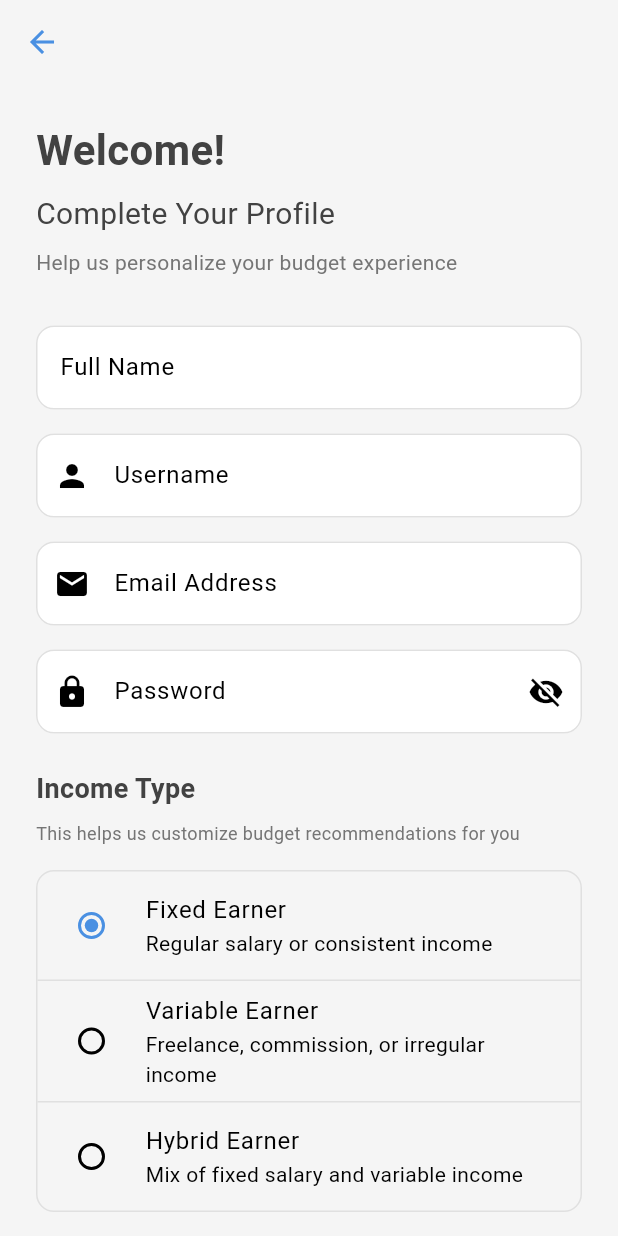
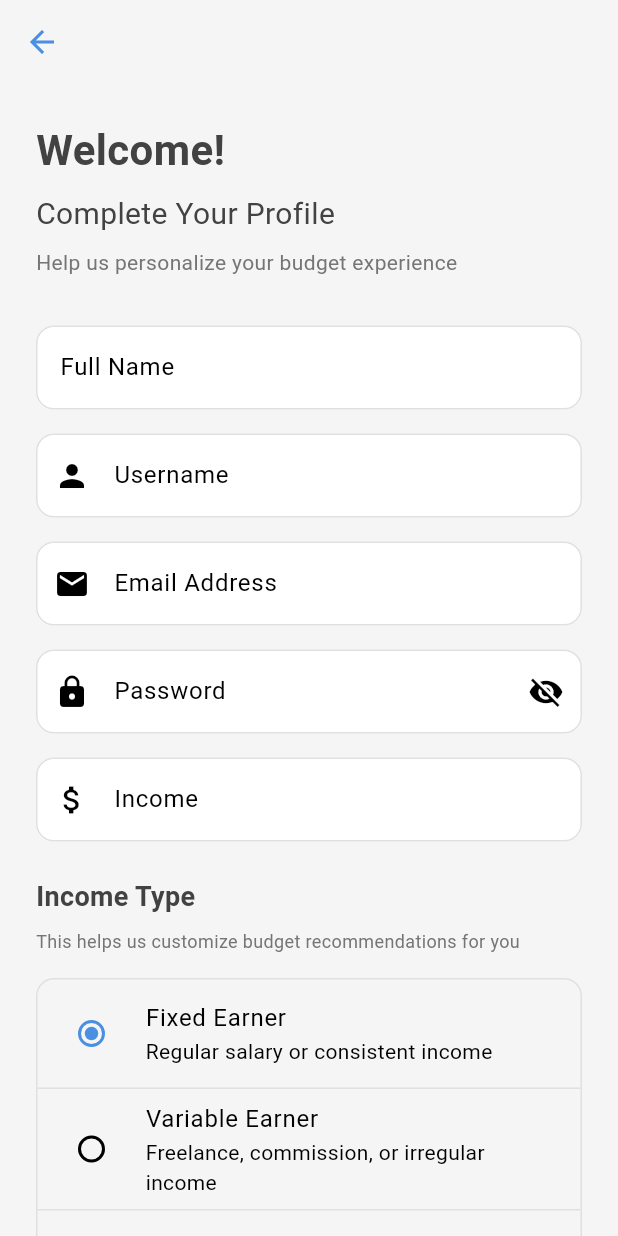
Before and after one commit to deborahokere0/budget_tracker_app, a Flutter app: the SignUpScreen screen opened by its route, on a phone screen of 412 x 824 dp. Run offline on Flutter 3.47's test engine with Material 3 defaults, Android fonts, the phone set to English and light mode, and no system bars; our stand-ins replace cloud_firestore, firebase_auth, firebase_core; accounts and stored records are empty; network calls fail.

Commit message:
inclusion of monthly income in signup

```diff
--- a/lib/screens/auth/signup_screen.dart
+++ b/lib/screens/auth/signup_screen.dart
@@ -1,4 +1,5 @@
 import 'package:flutter/material.dart';
+import 'package:flutter/services.dart';
 import '../../services/firebase_service.dart';
 import '../../theme/app_theme.dart';
 
@@ -15,6 +16,7 @@ class _SignUpScreenState extends State<SignUpScreen> {
   final _passwordController = TextEditingController();
   final _fullNameController = TextEditingController();
   final _usernameController = TextEditingController();
+  final _monthlyIncomeController = TextEditingController();
   final FirebaseService _firebaseService = FirebaseService();
 
   String _selectedIncomeType = 'fixed';
@@ -50,6 +52,7 @@ class _SignUpScreenState extends State<SignUpScreen> {
           _fullNameController.text.trim(),
           _usernameController.text.trim(),
           _selectedIncomeType,
+          double.parse(_monthlyIncomeController.text.trim()),
         );
 
         if (user != null && mounted) {
@@ -194,6 +197,34 @@ class _SignUpScreenState extends State<SignUpScreen> {
                     return null;
                   },
                 ),
+                const SizedBox(height: 16),
+                TextFormField(
+                  controller: _monthlyIncomeController,
+                  keyboardType: const TextInputType.numberWithOptions(decimal: true),
+                  inputFormatters: [
+                    FilteringTextInputFormatter.allow(
+                      RegExp(r'^\d+\.?\d{0,2}'),
+                    ),
+                  ],
+                  decoration: const InputDecoration(
+                    labelText: 'Income',
+                    prefixText: '₦ ',
+                    hintText: 'Enter your income',
+                    prefixIcon: Icon(Icons.attach_money),
+                  ),
+                  validator: (value) {
+                    if (value == null || value.isEmpty) {
+                      return 'Monthly income is required';
+                    }
+                    if (double.tryParse(value) == null) {
+                      return 'Please enter a valid number';
+                    }
+                    if (double.parse(value) <= 0) {
+                      return 'Monthly income must be greater than 0';
+                    }
+                    return null;
+                  },
+                ),
                 const SizedBox(height: 24),
                 Text(
                   'Income Type',
@@ -263,6 +294,7 @@ class _SignUpScreenState extends State<SignUpScreen> {
     _passwordController.dispose();
     _fullNameController.dispose();
     _usernameController.dispose();
+    _monthlyIncomeController.dispose();
     super.dispose();
   }
 }
--- a/lib/screens/transactions/transactions_list_screen.dart
+++ b/lib/screens/transactions/transactions_list_screen.dart
@@ -301,7 +301,7 @@ class _TransactionsListScreenState extends State<TransactionsListScreen> {
       backgroundColor: Colors.white.withValues(alpha:0.2),
       selectedColor: Colors.white,
       labelStyle: TextStyle(
-        color: isSelected ? AppTheme.primaryBlue : Colors.white,
+        color: isSelected ? AppTheme.primaryBlue : AppTheme.darkBlue,
         fontWeight: isSelected ? FontWeight.bold : FontWeight.normal,
       ),
     );
--- a/lib/services/firebase_service.dart
+++ b/lib/services/firebase_service.dart
@@ -15,7 +15,7 @@ class FirebaseService {
 
 // Authentication
   Future<User?> signUp(String email, String password, String fullName,
-      String username, String incomeType) async {
+      String username, String incomeType, double monthlyIncome) async {
     try {
       UserCredential result = await _auth.createUserWithEmailAndPassword(
         email: email,
@@ -30,6 +30,7 @@ class FirebaseService {
           fullName: fullName,
           username: username,
           incomeType: incomeType,
+          monthlyIncome: monthlyIncome,
           createdAt: DateTime.now(),
         );
 
```
